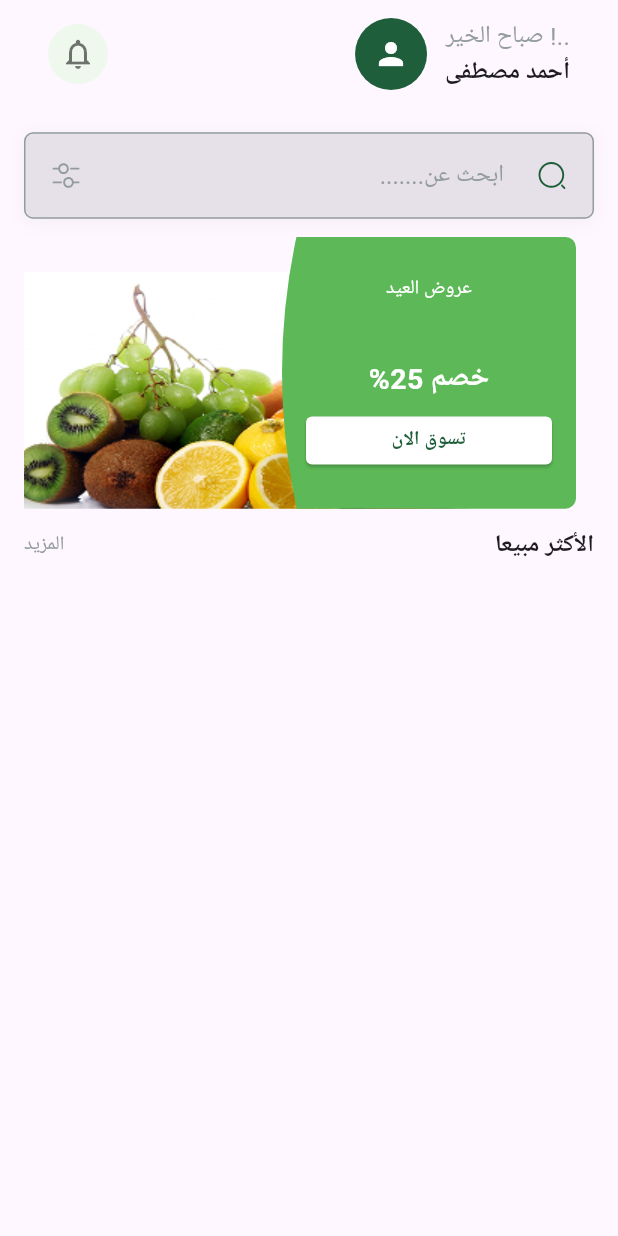
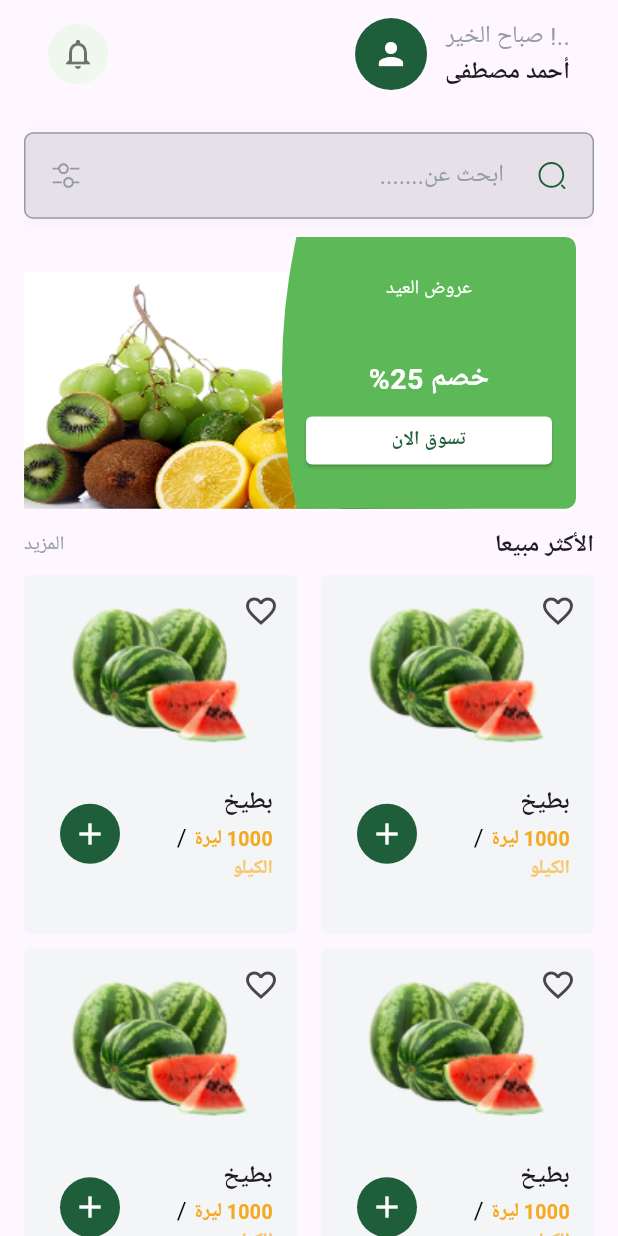
Before and after one commit to mohammed-shaneaf/fruit-e-commerce, a Flutter app: the screen it shows after launch, on a phone screen of 412 x 824 dp. Run offline on Flutter 3.47's test engine with Material 3 defaults, Android fonts, the light colour scheme and no system bars; our stand-ins replace awesome_snackbar_content, bloc, dartz, firebase_auth, firebase_core, flutter_bloc and 6 more; accounts and stored records are empty.

Commit message:
feat<home> : fruit item and best selling item grid view done

```diff
--- /dev/null
+++ b/lib/common/widgets/fruit_item.dart
@@ -0,0 +1,83 @@
+import 'package:flutter/material.dart';
+import 'package:flutter_screenutil/flutter_screenutil.dart';
+import 'package:fruit_e_commerce/core/style/app_text_style.dart';
+import 'package:fruit_e_commerce/core/themes/app_colors_manger.dart';
+import 'package:fruit_e_commerce/core/utils/app_images.dart';
+
+class FruitItem extends StatelessWidget {
+  const FruitItem({super.key});
+
+  @override
+  Widget build(BuildContext context) {
+    return Container(
+      // width: 163,
+      // height: 230,  // just test don't write fixed value for resposive
+      decoration: ShapeDecoration(
+        color: Color(0xFFF3F5F7),
+        shape: RoundedRectangleBorder(
+          borderRadius: BorderRadiusGeometry.circular(4),
+        ),
+      ),
+      child: Stack(
+        children: [
+          Positioned(
+            top: 0,
+            right: 0,
+            child: IconButton(
+              onPressed: () {},
+              icon: Icon(Icons.favorite_outline),
+            ),
+          ),
+          Positioned.fill(
+            child: Column(
+              children: [
+                16.verticalSpace,
+                Image.asset(Assets.assetsImagesWatermelon),
+                16.verticalSpace,
+                ListTile(
+                  title: Text(
+                    'بطيخ',
+                    textAlign: TextAlign.right,
+                    style: AppTextStyles.semiBold16,
+                  ),
+                  subtitle: Text.rich(
+                    TextSpan(
+                      children: [
+                        TextSpan(
+                          text: '1000 ',
+                          style: AppTextStyles.bold13.copyWith(
+                            color: AppColorsManger.secondaryColor,
+                          ),
+                        ),
+                        TextSpan(
+                          text: 'ليرة',
+                          style: AppTextStyles.bold13.copyWith(
+                            color: AppColorsManger.secondaryColor,
+                          ),
+                        ),
+                        TextSpan(
+                          text: ' / ',
+                          style: TextStyle(fontSize: 16, color: Colors.black),
+                        ),
+                        TextSpan(
+                          text: 'الكيلو',
+                          style: AppTextStyles.bold13.copyWith(
+                            color: AppColorsManger.lightSecondaryColor,
+                          ),
+                        ),
+                      ],
+                    ),
+                  ),
+                  trailing: const CircleAvatar(
+                    backgroundColor: AppColorsManger.primaryColor,
+                    child: Icon(Icons.add, color: Colors.white),
+                  ),
+                ),
+              ],
+            ),
+          ),
+        ],
+      ),
+    );
+  }
+}
--- a/lib/core/themes/app_colors_manger.dart
+++ b/lib/core/themes/app_colors_manger.dart
@@ -9,4 +9,5 @@ abstract class AppColorsManger {
   static const Color whiteColor = Colors.white;
   static const Color grayColor = Color(0xff949D9E);
   static const Color limeGrenn = Color(0xff5db957);
+  static const Color yellow = Color(0xFFF4A91F);
 }
--- a/lib/core/utils/app_images.dart
+++ b/lib/core/utils/app_images.dart
@@ -41,4 +41,8 @@ class Assets {
   /// Assets for assetsImagesSearch
   /// assets/images/search.svg
   static const String assetsImagesSearch = "assets/images/search.svg";
+
+  /// Assets for assetsImagesWatermelon
+  /// assets/images/watermelon.png
+  static const String assetsImagesWatermelon = "assets/images/watermelon.png";
 }
--- /dev/null
+++ b/lib/features/home/presentation/views/widgets/best_selling_gird_view.dart
@@ -0,0 +1,20 @@
+import 'package:flutter/material.dart';
+import 'package:fruit_e_commerce/common/widgets/fruit_item.dart';
+
+class BestSellingGirdView extends StatelessWidget {
+  const BestSellingGirdView({super.key});
+
+  @override
+  Widget build(BuildContext context) {
+    return SliverGrid.builder(
+      itemCount: 6,
+      gridDelegate: const SliverGridDelegateWithFixedCrossAxisCount(
+        crossAxisCount: 2,
+        childAspectRatio: 163 / 214,
+        mainAxisSpacing: 10,
+        crossAxisSpacing: 16,
+      ),
+      itemBuilder: (context, index) => const FruitItem(),
+    );
+  }
+}
--- a/lib/features/home/presentation/views/widgets/home_view_body.dart
+++ b/lib/features/home/presentation/views/widgets/home_view_body.dart
@@ -1,5 +1,6 @@
 import 'package:flutter/material.dart';
 import 'package:flutter_screenutil/flutter_screenutil.dart';
+import 'package:fruit_e_commerce/features/home/presentation/views/widgets/best_selling_gird_view.dart';
 import 'package:fruit_e_commerce/features/home/presentation/views/widgets/best_selling_header.dart';
 import 'package:fruit_e_commerce/features/home/presentation/views/widgets/custom_home_app_bar.dart';
 import 'package:fruit_e_commerce/features/home/presentation/views/widgets/featured_list.dart';
@@ -24,9 +25,11 @@ class HomeViewBody extends StatelessWidget {
                 FeaturedList(),
                 12.verticalSpace,
                 BestSellingHeader(),
+                8.verticalSpace,
               ],
             ),
           ),
+          BestSellingGirdView(),
         ],
       ),
     );
```
Also changed, not shown: assets/images/watermelon.png (added).
